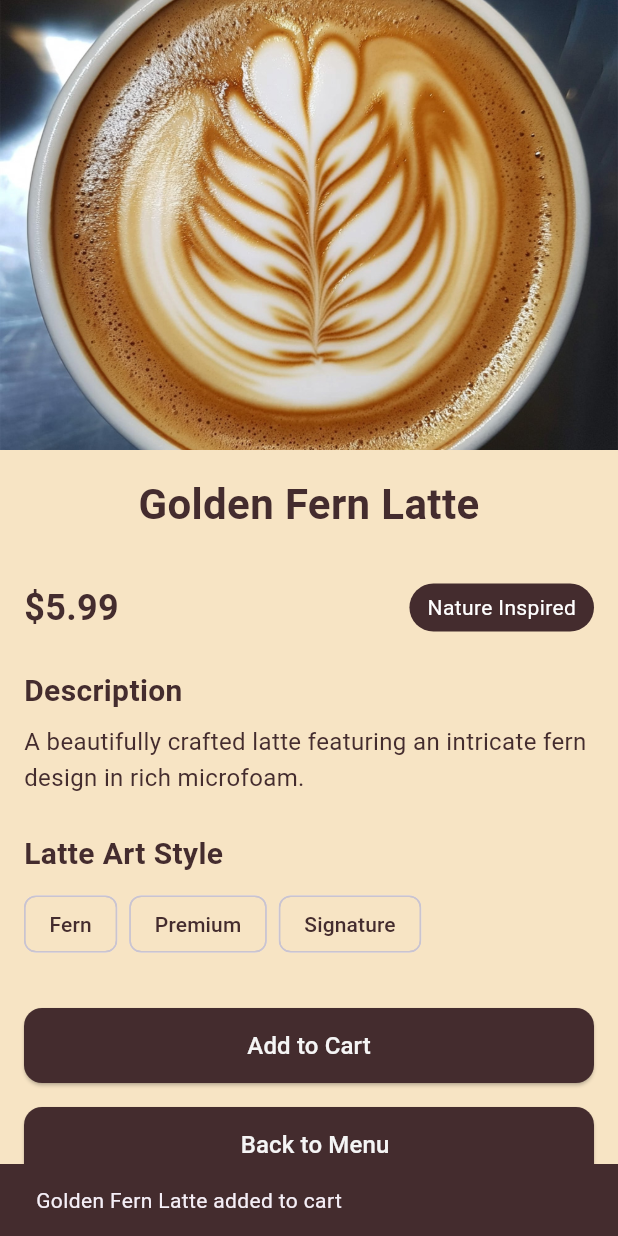
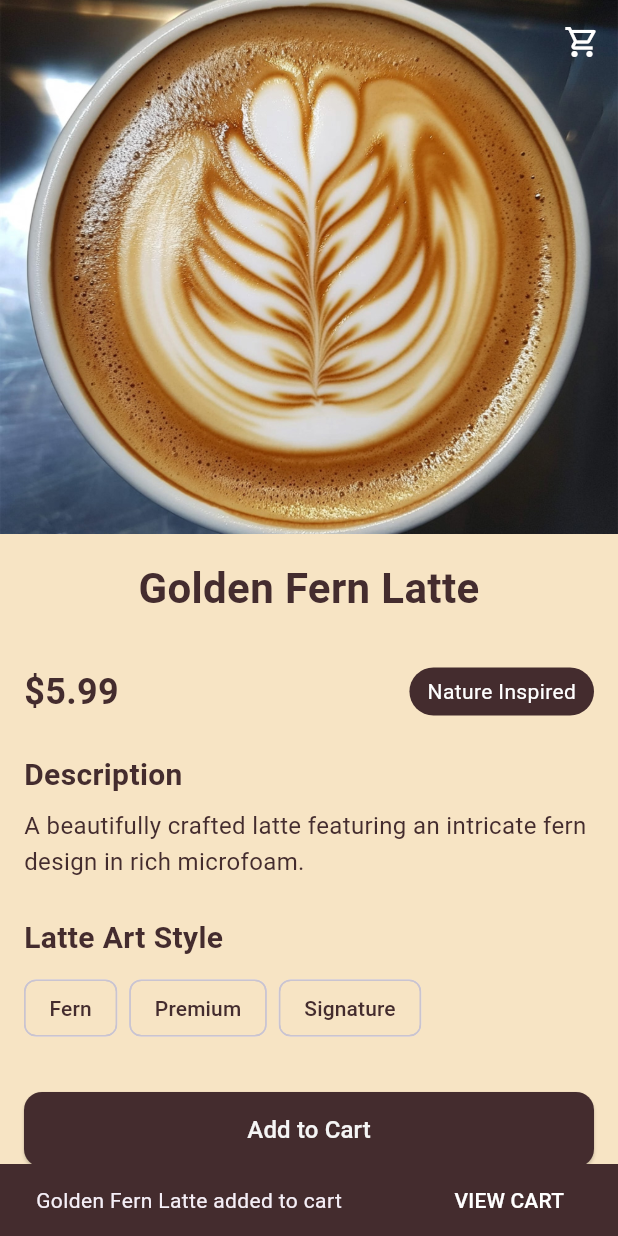
Before and after one commit to Kiyoraka/Latte-Haven-Coffee, a Flutter app: the CoffeeDetailScreen screen opened directly with sample values from the repository, after a tap on "Add to Cart", on a phone screen of 412 x 824 dp. Run offline on Flutter 3.47's test engine with Material 3 defaults, Android fonts, the phone set to English and light mode, and no system bars; Roboto replaces fonts that are missing (Poppins).

Commit message:
add cart

```diff
--- a/lib/screens/coffee_detail_screen.dart
+++ b/lib/screens/coffee_detail_screen.dart
@@ -1,7 +1,10 @@
 // lib/screens/coffee_detail_screen.dart
 import 'package:flutter/material.dart';
+import 'package:provider/provider.dart';
 import '../models/coffee.dart';
+import '../models/order.dart';
 import '../config/theme.dart';
+import '../screens/cart_screen.dart';
 
 class CoffeeDetailScreen extends StatelessWidget {
   final Coffee coffee;
@@ -14,6 +17,24 @@ class CoffeeDetailScreen extends StatelessWidget {
   @override
   Widget build(BuildContext context) {
     return Scaffold(
+      appBar: AppBar(
+        backgroundColor: Colors.transparent,
+        elevation: 0,
+        automaticallyImplyLeading: false,
+        actions: [
+          // Add cart icon to the top right
+          IconButton(
+            icon: const Icon(Icons.shopping_cart_outlined, color: Colors.white),
+            onPressed: () {
+              Navigator.push(
+                context,
+                MaterialPageRoute(builder: (context) => const CartScreen()),
+              );
+            },
+          ),
+        ],
+      ),
+      extendBodyBehindAppBar: true,
       body: CustomScrollView(
         slivers: [
           SliverAppBar(
@@ -125,11 +146,31 @@ class CoffeeDetailScreen extends StatelessWidget {
                   const SizedBox(height: 32),
                   ElevatedButton(
                     onPressed: () {
-                      // Add to cart logic would go here
+                      // Create a cart item
+                      final cartItem = CartItem(
+                        coffee: coffee,
+                        quantity: 1,
+                      );
+
+                      // Add to order/cart
+                      final order = Provider.of<Order>(context, listen: false);
+                      order.addItem(cartItem);
+
+                      // Show confirmation
                       ScaffoldMessenger.of(context).showSnackBar(
                         SnackBar(
                           content: Text('${coffee.name} added to cart'),
                           backgroundColor: AppTheme.darkBrown,
+                          action: SnackBarAction(
+                            label: 'VIEW CART',
+                            onPressed: () {
+                              Navigator.push(
+                                context,
+                                MaterialPageRoute(builder: (context) => const CartScreen()),
+                              );
+                            },
+                            textColor: Colors.white,
+                          ),
                         ),
                       );
                     },
@@ -143,7 +184,6 @@ class CoffeeDetailScreen extends StatelessWidget {
                     ),
                   ),
                   const SizedBox(height: 16),
-                  // Updated Back button to match Add to Cart style
                   ElevatedButton(
                     onPressed: () {
                       Navigator.pop(context);
```
